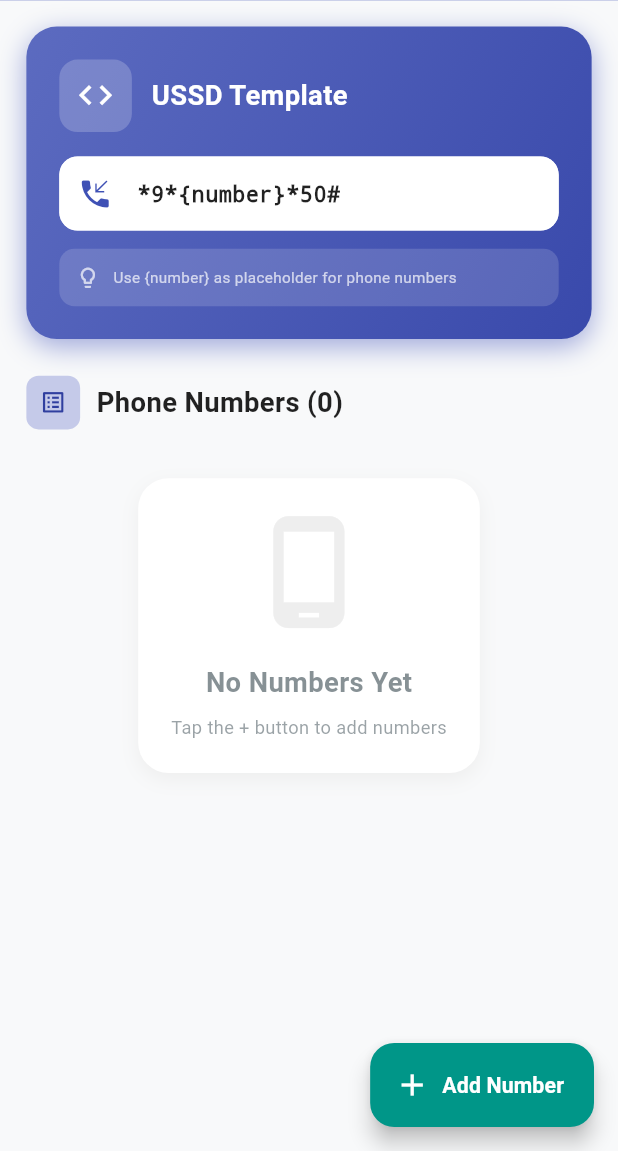
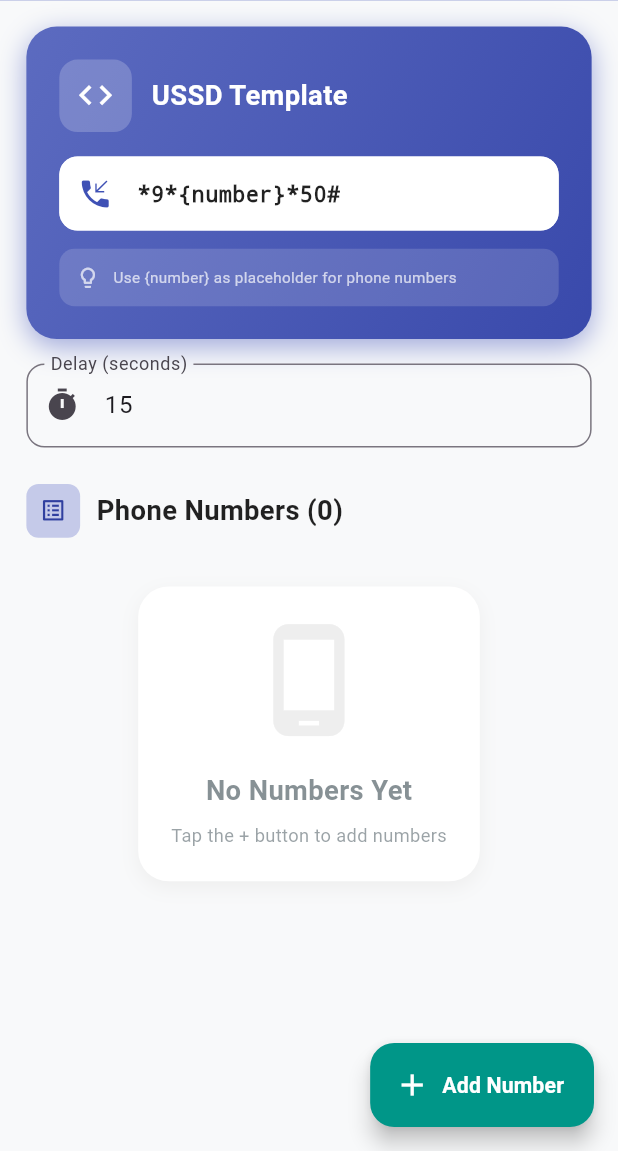
Before and after one commit to felopatersameh/UssdCaller, a Flutter app: the screen it shows after launch, on a phone screen of 412 x 824 dp, the part 85-1236 px from its top. Run offline on Flutter 3.47's test engine with Material 3 defaults, Android fonts, the phone set to English and light mode, and no system bars; our stand-ins replace file_picker, flutter_screenutil, hive_flutter; missing offline and left inert: flutter_phone_direct_caller, spreadsheet_decoder; accounts and stored records are empty.

Commit message:
Add delay input field to USSD page, implement delay handling, and enhance cancellation dialog

```diff
--- a/lib/View/ussd_page.dart
+++ b/lib/View/ussd_page.dart
@@ -20,6 +20,7 @@ class UssdCallerPage extends StatefulWidget {
 
 class _UssdCallerPageState extends State<UssdCallerPage> {
   final TextEditingController templateController = TextEditingController();
+  final TextEditingController delayController = TextEditingController();
 
   int currentIndex = 0;
   final ValueNotifier<bool> isLoading = ValueNotifier<bool>(false);
@@ -29,15 +30,22 @@ class _UssdCallerPageState extends State<UssdCallerPage> {
   void initState() {
     super.initState();
     templateController.text = HiveService.getUssdTemplate();
+    delayController.text = HiveService.getUssdDelay().toString();
     templateController.addListener(_saveTemplate);
+    delayController.addListener(_saveDelay);
   }
 
   void _saveTemplate() {
     HiveService.setUssdTemplate(templateController.text);
   }
 
-  void _startProcessFromSpecificIndex(int index) {
-    startProcessFromIndex(index);
+  void _saveDelay() {
+    final int? delay = int.tryParse(delayController.text);
+    if (delay != null && delay > 0) {
+      HiveService.setUssdDelay(delay);
+    } else if (delayController.text.isEmpty) {
+      HiveService.setUssdDelay(15);
+    }
   }
 
   @override
@@ -45,6 +53,8 @@ class _UssdCallerPageState extends State<UssdCallerPage> {
     isLoading.dispose();
     templateController.removeListener(_saveTemplate);
     templateController.dispose();
+    delayController.removeListener(_saveDelay);
+    delayController.dispose();
     super.dispose();
   }
 
@@ -138,7 +148,7 @@ class _UssdCallerPageState extends State<UssdCallerPage> {
       number,
     );
 
-    await Future.delayed(const Duration(seconds: 5));
+    await Future.delayed(Duration(seconds: HiveService.getUssdDelay()));
 
     if (mounted) {
       isLoading.value = false;
@@ -149,6 +159,53 @@ class _UssdCallerPageState extends State<UssdCallerPage> {
         _showSnackBar("Call failed", backgroundColor: AppColors.errorColor);
       }
     }
+  }
+
+  void _cancelProcess() {
+    isProcessRunning = false;
+    isLoading.value = false;
+    setState(() {});
+    _showSnackBar("Process cancelled", backgroundColor: AppColors.warningColor);
+  }
+
+  void _showCancelProcessDialog() {
+    showDialog(
+      context: context,
+      builder: (_) => AlertDialog(
+        shape: RoundedRectangleBorder(borderRadius: BorderRadius.circular(16)),
+        title: Row(
+          children: [
+            Icon(
+              Icons.warning_amber_rounded,
+              color: AppColors.warningColor,
+              size: 28,
+            ),
+            const SizedBox(width: 12),
+            const Text("Cancel Process"),
+          ],
+        ),
+        content: const Text(
+          "Are you sure you want to stop the ongoing USSD process?",
+        ),
+        actions: [
+          TextButton(
+            onPressed: () => Navigator.pop(context),
+            child: const Text("No"),
+          ),
+          ElevatedButton(
+            onPressed: () {
+              Navigator.pop(context);
+              _cancelProcess();
+            },
+            style: ElevatedButton.styleFrom(
+              backgroundColor: AppColors.errorColor,
+              foregroundColor: Colors.white,
+            ),
+            child: const Text("Yes, Cancel"),
+          ),
+        ],
+      ),
+    );
   }
 
   Future<void> startProcessFromIndex(int index) async {
@@ -180,7 +237,7 @@ class _UssdCallerPageState extends State<UssdCallerPage> {
         await USSDService.callUSSDWithTemplate(templateController.text, number);
       }
 
-      await Future.delayed(const Duration(seconds: 5));
+      await Future.delayed(Duration(seconds: HiveService.getUssdDelay()));
 
       if (mounted && isProcessRunning) {
         isLoading.value = false;
@@ -234,6 +291,19 @@ class _UssdCallerPageState extends State<UssdCallerPage> {
                     templateController: templateController,
                     onChanged: (_) => setState(() {}),
                   ),
+                  SizedBox(height: 16.h),
+                  TextFormField(
+                    controller: delayController,
+                    keyboardType: TextInputType.number,
+                    decoration: InputDecoration(
+                      labelText: "Delay (seconds)",
+                      border: OutlineInputBorder(
+                        borderRadius: BorderRadius.circular(12),
+                      ),
+                      prefixIcon: const Icon(Icons.timer),
+                    ),
+                    onChanged: (value) => setState(() {}),
+                  ),
                   SizedBox(height: 24.h),
                   NumbersListHeader(onClearAll: clearAllNumbers),
                   SizedBox(height: 12.h),
@@ -244,7 +314,7 @@ class _UssdCallerPageState extends State<UssdCallerPage> {
                     callSingleNumber: callSingleNumber,
                     removeNumber: removeNumber,
                     isLoading: isLoading,
-                    onStartFromIndex: _startProcessFromSpecificIndex,
+                    onStartFromIndex: startProcessFromIndex,
                   ),
                   SizedBox(height: 80.h), // Space for FAB
                 ],
@@ -258,6 +328,29 @@ class _UssdCallerPageState extends State<UssdCallerPage> {
           isProcessRunning: isProcessRunning,
           onStartAll: () => startProcessFromIndex(0),
         ),
+        floatingActionButtonLocation: isProcessRunning
+            ? FloatingActionButtonLocation.centerFloat
+            : FloatingActionButtonLocation.endFloat,
+        bottomNavigationBar: isProcessRunning
+            ? Padding(
+                padding: const EdgeInsets.all(16.0),
+                child: ElevatedButton(
+                  onPressed: _showCancelProcessDialog,
+                  style: ElevatedButton.styleFrom(
+                    backgroundColor: AppColors.errorColor,
+                    foregroundColor: Colors.white,
+                    padding: const EdgeInsets.symmetric(vertical: 12),
+                    shape: RoundedRectangleBorder(
+                      borderRadius: BorderRadius.circular(12),
+                    ),
+                  ),
+                  child: const Text(
+                    "Cancel Process",
+                    style: TextStyle(fontSize: 18, fontWeight: FontWeight.bold),
+                  ),
+                ),
+              )
+            : null,
       ),
     );
   }
--- a/lib/View/widgets/floating_buttons.dart
+++ b/lib/View/widgets/floating_buttons.dart
@@ -43,7 +43,7 @@ class FloatingButtons extends StatelessWidget {
                 heroTag: "start",
               ),
             SizedBox(height: 10.h),
-
+            if (!isProcessRunning)
             FloatingActionButton.extended(
               onPressed: onAddNumber,
               backgroundColor: AppColors.accentColor,
--- a/lib/View/widgets/template_card.dart
+++ b/lib/View/widgets/template_card.dart
@@ -1,6 +1,7 @@
 import 'package:flutter/material.dart';
 import 'package:auto_caller/utils/constants/app_colors.dart';
 import 'package:auto_caller/utils/constants/app_constants.dart';
+import 'package:flutter/services.dart';
 import 'package:flutter_screenutil/flutter_screenutil.dart';
 
 class TemplateCard extends StatelessWidget {
@@ -67,6 +68,9 @@ class TemplateCard extends StatelessWidget {
                 borderRadius: BorderRadius.circular(12.r),
               ),
               child: TextFormField(
+                inputFormatters: [
+                  _ProtectPlaceholderFormatter()
+                ],
                 controller: templateController,
                 onChanged: onChanged,
                 textInputAction: TextInputAction.done,
@@ -127,3 +131,38 @@ class TemplateCard extends StatelessWidget {
     );
   }
 }
+class _ProtectPlaceholderFormatter extends TextInputFormatter {
+  static const String placeholder = '{number}';
+
+  @override
+  TextEditingValue formatEditUpdate(
+    TextEditingValue oldValue,
+    TextEditingValue newValue,
+  ) {
+    // لو النص الجديد فاضي والقديم فيه {number}
+    if (newValue.text.isEmpty && oldValue.text.contains(placeholder)) {
+      return oldValue;
+    }
+
+    // لو {number} موجودة في القديم ومش موجودة في الجديد
+    if (oldValue.text.contains(placeholder) && !newValue.text.contains(placeholder)) {
+      return oldValue;
+    }
+
+    // لو المستخدم حاول يعدل جوا {number}
+    if (oldValue.text.contains(placeholder)) {
+      final oldPlaceholderStart = oldValue.text.indexOf(placeholder);
+      final oldPlaceholderEnd = oldPlaceholderStart + placeholder.length;
+
+      // لو الـ cursor جوا الـ placeholder
+      if (oldValue.selection.start >= oldPlaceholderStart &&
+          oldValue.selection.start <= oldPlaceholderEnd) {
+        if (!newValue.text.contains(placeholder)) {
+          return oldValue;
+        }
+      }
+    }
+
+    return newValue;
+  }
+}
--- a/lib/utils/Services/hive_service.dart
+++ b/lib/utils/Services/hive_service.dart
@@ -4,15 +4,19 @@ class HiveService {
   static const String _numbersBox = 'numbers';
   static const String _templateBox = 'template';
   static const String _templateKey = 'ussdTemplate';
+  static const String _settingsBox = 'settings';
+  static const String _ussdDelayKey = 'ussdDelay';
 
   static Future<void> init() async {
     await Hive.initFlutter();
     await Hive.openBox<String>(_numbersBox);
     await Hive.openBox<String>(_templateBox);
+    await Hive.openBox<int>(_settingsBox);
   }
 
   static Box<String> get numbersBox => Hive.box<String>(_numbersBox);
   static Box<String> get templateBox => Hive.box<String>(_templateBox);
+  static Box<int> get settingsBox => Hive.box<int>(_settingsBox);
 
   static String getUssdTemplate() {
     return templateBox.get(_templateKey, defaultValue: "*9*{number}*50#")!;
@@ -20,6 +24,14 @@ class HiveService {
 
   static void setUssdTemplate(String template) {
     templateBox.put(_templateKey, template);
+  }
+
+  static int getUssdDelay() {
+    return settingsBox.get(_ussdDelayKey, defaultValue: 15)!;
+  }
+
+  static void setUssdDelay(int delay) {
+    settingsBox.put(_ussdDelayKey, delay);
   }
 
   static void addNumber(String number) {
```
